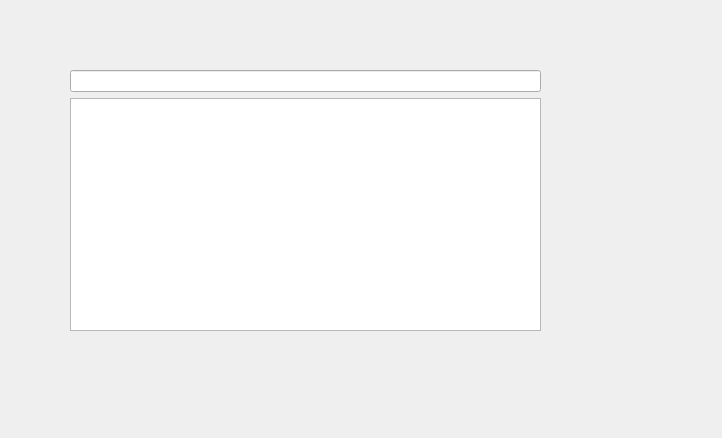
Before: the Qt Designer form src/PackagesView.ui in silkedit/silkedit, drawn with Qt 5.
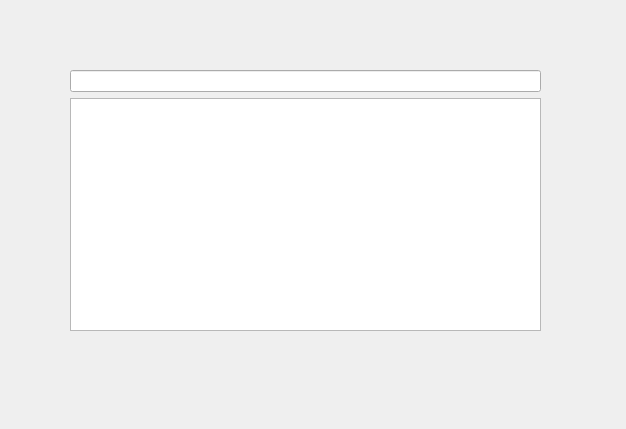
After: the same form once the commit is applied.

Diff of the .ui file:
```diff
--- a/src/PackagesView.ui
+++ b/src/PackagesView.ui
@@ -6,8 +6,8 @@
    <rect>
     <x>0</x>
     <y>0</y>
-    <width>722</width>
-    <height>438</height>
+    <width>626</width>
+    <height>429</height>
    </rect>
   </property>
   <widget class="QWidget" name="horizontalLayoutWidget">
```
